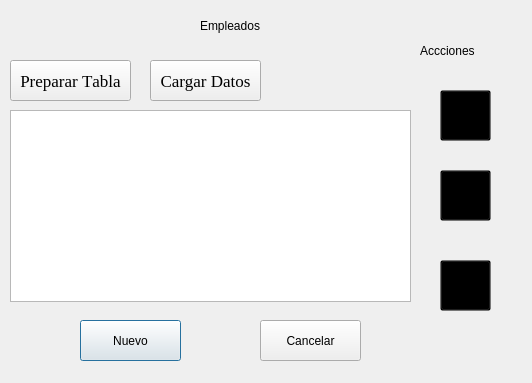
Above: Sistema_de_Registro_de_Hotel/gui_index_empleado.ui from JeffersonFarCar/Sistema-de-Registro-de-Hotel before the change. Below: the same form after it.
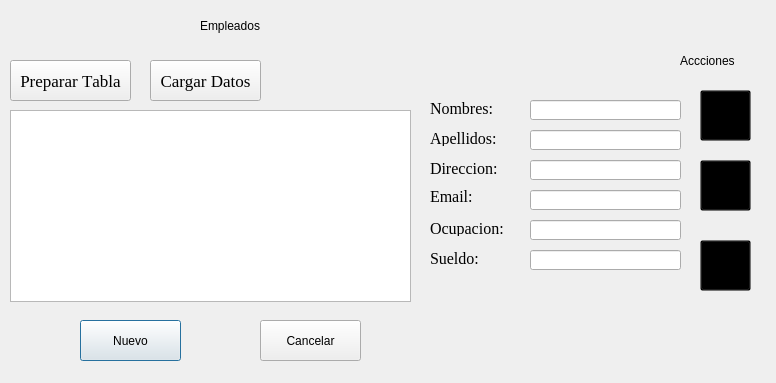
That is the form after the change. Icons and pictures are not drawn.

Commit message: Index-Empleado

```diff
--- a/Sistema_de_Registro_de_Hotel/gui_index_empleado.ui
+++ b/Sistema_de_Registro_de_Hotel/gui_index_empleado.ui
@@ -6,7 +6,7 @@
    <rect>
     <x>0</x>
     <y>0</y>
-    <width>532</width>
+    <width>776</width>
     <height>383</height>
    </rect>
   </property>
@@ -32,8 +32,8 @@
   <widget class="QLabel" name="label_2">
    <property name="geometry">
     <rect>
-     <x>420</x>
-     <y>40</y>
+     <x>680</x>
+     <y>50</y>
      <width>81</width>
      <height>21</height>
     </rect>
@@ -45,22 +45,22 @@
     <string>Accciones</string>
    </property>
   </widget>
-  <widget class="QPushButton" name="edit_registros_button">
+  <widget class="QPushButton" name="edit_empleado_button">
    <property name="geometry">
     <rect>
-     <x>440</x>
-     <y>170</y>
+     <x>700</x>
+     <y>160</y>
      <width>51</width>
      <height>51</height>
     </rect>
    </property>
    <property name="styleSheet">
-    <string notr="true">#edit_registros_button{
+    <string notr="true">#edit_empleado_button{
 	background-color: transparent;
 	border-image: url(:/imagenes/imagenes/edit_unpressed.png);
 }
 
-#edit_registros_button:pressed{
+#edit_empleado_button:pressed{
 	background-color: transparent;
 	border-image: url(:/imagenes/imagenes/edit_pressed.png);
 }</string>
@@ -88,7 +88,7 @@
   <widget class="QPushButton" name="view_registros_button">
    <property name="geometry">
     <rect>
-     <x>440</x>
+     <x>700</x>
      <y>90</y>
      <width>51</width>
      <height>51</height>
@@ -186,22 +186,22 @@
     </rect>
    </property>
   </widget>
-  <widget class="QPushButton" name="delete_registros_button">
+  <widget class="QPushButton" name="delete_empleado_button">
    <property name="geometry">
     <rect>
-     <x>440</x>
-     <y>260</y>
+     <x>700</x>
+     <y>240</y>
      <width>51</width>
      <height>51</height>
     </rect>
    </property>
    <property name="styleSheet">
-    <string notr="true">#delete_registros_button{
+    <string notr="true">#delete_empleado_button{
 	background-color: transparent;
 	border-image: url(:/imagenes/imagenes/delete_unpressed.png);
 }
 
-#delete_registros_button:pressed{
+#delete_empleado_button:pressed{
 	background-color: transparent;
 	border-image: url(:/imagenes/imagenes/delete_pressed.png);
 }</string>
@@ -210,6 +210,216 @@
     <string/>
    </property>
   </widget>
+  <widget class="QLineEdit" name="lineEditNombreModi">
+   <property name="geometry">
+    <rect>
+     <x>530</x>
+     <y>100</y>
+     <width>151</width>
+     <height>20</height>
+    </rect>
+   </property>
+  </widget>
+  <widget class="QLineEdit" name="lineEditApellidoModi">
+   <property name="geometry">
+    <rect>
+     <x>530</x>
+     <y>130</y>
+     <width>151</width>
+     <height>20</height>
+    </rect>
+   </property>
+  </widget>
+  <widget class="QLineEdit" name="lineEditDireccionModi">
+   <property name="geometry">
+    <rect>
+     <x>530</x>
+     <y>160</y>
+     <width>151</width>
+     <height>20</height>
+    </rect>
+   </property>
+  </widget>
+  <widget class="QLineEdit" name="lineEditEmailModi">
+   <property name="geometry">
+    <rect>
+     <x>530</x>
+     <y>190</y>
+     <width>151</width>
+     <height>20</height>
+    </rect>
+   </property>
+  </widget>
+  <widget class="QLineEdit" name="lineEditOcupacionModi">
+   <property name="geometry">
+    <rect>
+     <x>530</x>
+     <y>220</y>
+     <width>151</width>
+     <height>20</height>
+    </rect>
+   </property>
+  </widget>
+  <widget class="QLineEdit" name="lineEditSueldoModi">
+   <property name="geometry">
+    <rect>
+     <x>530</x>
+     <y>250</y>
+     <width>151</width>
+     <height>20</height>
+    </rect>
+   </property>
+  </widget>
+  <widget class="QLabel" name="label">
+   <property name="geometry">
+    <rect>
+     <x>430</x>
+     <y>100</y>
+     <width>81</width>
+     <height>16</height>
+    </rect>
+   </property>
+   <property name="font">
+    <font>
+     <family>Times New Roman</family>
+     <pointsize>12</pointsize>
+     <weight>50</weight>
+     <italic>false</italic>
+     <bold>false</bold>
+    </font>
+   </property>
+   <property name="styleSheet">
+    <string notr="true">font: 12pt &quot;Times New Roman&quot;;</string>
+   </property>
+   <property name="text">
+    <string>Nombres:</string>
+   </property>
+  </widget>
+  <widget class="QLabel" name="label_4">
+   <property name="geometry">
+    <rect>
+     <x>430</x>
+     <y>130</y>
+     <width>81</width>
+     <height>16</height>
+    </rect>
+   </property>
+   <property name="font">
+    <font>
+     <family>Times New Roman</family>
+     <pointsize>12</pointsize>
+     <weight>50</weight>
+     <italic>false</italic>
+     <bold>false</bold>
+    </font>
+   </property>
+   <property name="styleSheet">
+    <string notr="true">font: 12pt &quot;Times New Roman&quot;;</string>
+   </property>
+   <property name="text">
+    <string>Apellidos:</string>
+   </property>
+  </widget>
+  <widget class="QLabel" name="label_5">
+   <property name="geometry">
+    <rect>
+     <x>430</x>
+     <y>186</y>
+     <width>81</width>
+     <height>20</height>
+    </rect>
+   </property>
+   <property name="font">
+    <font>
+     <family>Times New Roman</family>
+     <pointsize>12</pointsize>
+     <weight>50</weight>
+     <italic>false</italic>
+     <bold>false</bold>
+    </font>
+   </property>
+   <property name="styleSheet">
+    <string notr="true">font: 12pt &quot;Times New Roman&quot;;</string>
+   </property>
+   <property name="text">
+    <string>Email:</string>
+   </property>
+  </widget>
+  <widget class="QLabel" name="label_6">
+   <property name="geometry">
+    <rect>
+     <x>430</x>
+     <y>220</y>
+     <width>81</width>
+     <height>16</height>
+    </rect>
+   </property>
+   <property name="font">
+    <font>
+     <family>Times New Roman</family>
+     <pointsize>12</pointsize>
+     <weight>50</weight>
+     <italic>false</italic>
+     <bold>false</bold>
+    </font>
+   </property>
+   <property name="styleSheet">
+    <string notr="true">font: 12pt &quot;Times New Roman&quot;;</string>
+   </property>
+   <property name="text">
+    <string>Ocupacion:</string>
+   </property>
+  </widget>
+  <widget class="QLabel" name="label_7">
+   <property name="geometry">
+    <rect>
+     <x>430</x>
+     <y>250</y>
+     <width>81</width>
+     <height>16</height>
+    </rect>
+   </property>
+   <property name="font">
+    <font>
+     <family>Times New Roman</family>
+     <pointsize>12</pointsize>
+     <weight>50</weight>
+     <italic>false</italic>
+     <bold>false</bold>
+    </font>
+   </property>
+   <property name="styleSheet">
+    <string notr="true">font: 12pt &quot;Times New Roman&quot;;</string>
+   </property>
+   <property name="text">
+    <string>Sueldo:</string>
+   </property>
+  </widget>
+  <widget class="QLabel" name="label_8">
+   <property name="geometry">
+    <rect>
+     <x>430</x>
+     <y>160</y>
+     <width>81</width>
+     <height>16</height>
+    </rect>
+   </property>
+   <property name="font">
+    <font>
+     <family>Times New Roman</family>
+     <pointsize>12</pointsize>
+     <weight>50</weight>
+     <italic>false</italic>
+     <bold>false</bold>
+    </font>
+   </property>
+   <property name="styleSheet">
+    <string notr="true">font: 12pt &quot;Times New Roman&quot;;</string>
+   </property>
+   <property name="text">
+    <string>Direccion:</string>
+   </property>
+  </widget>
  </widget>
  <resources/>
  <connections/>
```
The commit also changes 5 other files.
